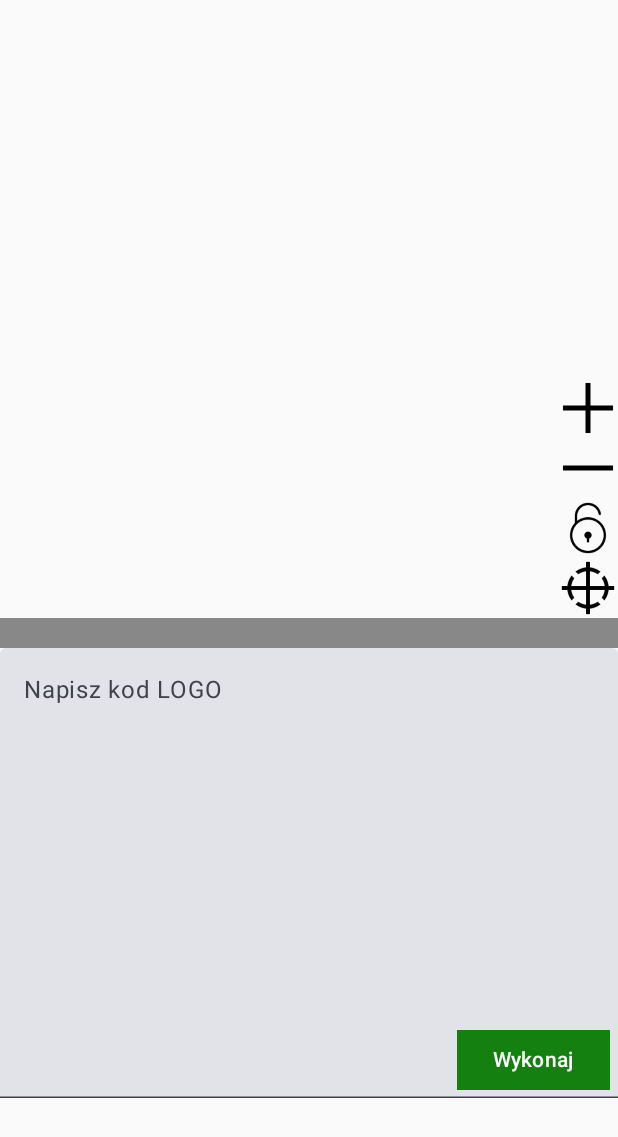
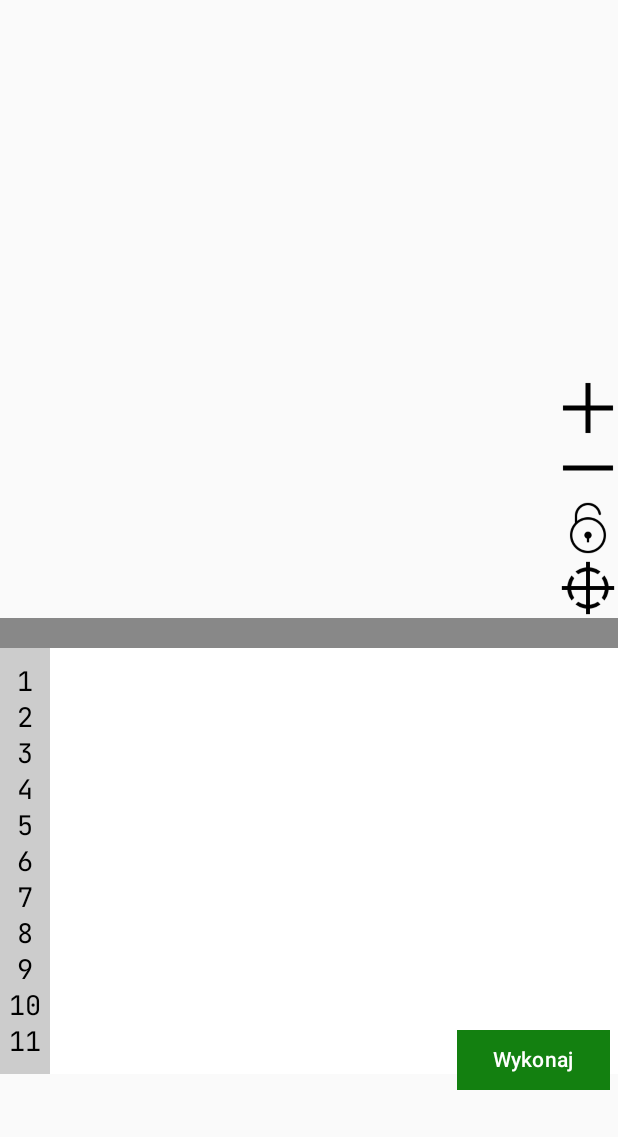
Before and after one commit to bartosz-kanadys/LOGO-IDE-for-Android, an Android app built with Jetpack Compose: the InterpreterApp screen opened through its navigation route, after a tap on "Wykonaj", on a phone screen of 412 x 824 dp. Shown: the top 1137 px of the screen. Run offline under Robolectric (Android 15) with nearby library versions, the phone set to English and light mode, and no system bars; libraries missing offline, so code that uses them is left out: org.antlr.v4; 10 statements that could not run were skipped.

Commit message:
Add simple code editor with lines

```diff
--- a/app/src/main/java/com/example/logointerpreterbeta/activities/MainAppActivity.kt
+++ b/app/src/main/java/com/example/logointerpreterbeta/activities/MainAppActivity.kt
@@ -4,6 +4,7 @@ import android.annotation.SuppressLint
 import android.graphics.Bitmap
 import android.os.Bundle
 import android.util.Log
+import androidx.compose.ui.input.key.*
 import androidx.activity.ComponentActivity
 import androidx.activity.compose.setContent
 import androidx.compose.foundation.Image
@@ -12,7 +13,9 @@ import androidx.compose.foundation.gestures.detectTransformGestures
 import androidx.compose.foundation.layout.Box
 import androidx.compose.foundation.layout.Column
 import androidx.compose.foundation.layout.PaddingValues
+import androidx.compose.foundation.layout.Row
 import androidx.compose.foundation.layout.fillMaxHeight
+import androidx.compose.foundation.layout.fillMaxSize
 import androidx.compose.foundation.layout.fillMaxWidth
 import androidx.compose.foundation.layout.height
 import androidx.compose.foundation.layout.offset
@@ -20,6 +23,9 @@ import androidx.compose.foundation.layout.padding
 import androidx.compose.foundation.layout.width
 import androidx.compose.foundation.lazy.LazyColumn
 import androidx.compose.foundation.lazy.items
+import androidx.compose.foundation.rememberScrollState
+import androidx.compose.foundation.text.BasicTextField
+import androidx.compose.foundation.verticalScroll
 import androidx.compose.material3.Button
 import androidx.compose.material3.ButtonDefaults
 import androidx.compose.material3.Text
@@ -38,9 +44,15 @@ import androidx.compose.ui.geometry.Offset
 import androidx.compose.ui.graphics.Color
 import androidx.compose.ui.graphics.RectangleShape
 import androidx.compose.ui.graphics.asImageBitmap
+import androidx.compose.ui.input.key.KeyEventType
+import androidx.compose.ui.input.key.key
+import androidx.compose.ui.input.key.onKeyEvent
+import androidx.compose.ui.input.key.type
 import androidx.compose.ui.input.pointer.pointerInput
 import androidx.compose.ui.platform.LocalContext
 import androidx.compose.ui.res.painterResource
+import androidx.compose.ui.text.PlatformTextStyle
+import androidx.compose.ui.text.TextStyle
 import androidx.compose.ui.tooling.preview.Preview
 import androidx.compose.ui.unit.IntOffset
 import androidx.compose.ui.unit.dp
@@ -52,6 +64,7 @@ import com.example.logointerpreterbeta.R
 import com.example.logointerpreterbeta.Turtle
 import com.example.logointerpreterbeta.errors.SyntaxError
 import com.example.logointerpreterbeta.ui.theme.LogoInterpreterBetaTheme
+import com.example.logointerpreterbeta.ui.theme.jetBrainsMono
 import kotlin.math.roundToInt
 
 
@@ -75,7 +88,7 @@ fun InterpreterApp() {
 //                val screenWidth = configuration.screenWidthDp.dp
 //                val pxValue = with(LocalDensity.current) { screenWidth.toPx() }
 
-    var codeState by rememberSaveable { mutableStateOf("") }
+    var codeState by rememberSaveable { mutableStateOf("\n\n\n\n\n\n\n\n\n\n") }
     var img by rememberSaveable {
         mutableStateOf(Bitmap.createBitmap(2000, 2000, Bitmap.Config.ARGB_8888))
     }
@@ -91,9 +104,10 @@ fun InterpreterApp() {
         item { ErrorsList(errors = errors) }
         item {
             Box {
-                CodeEditor(codeState = codeState, onCodeChange = { newCode ->
-                    codeState = newCode
-                }, modifier = Modifier)
+                CodeEditor(codeState = codeState,
+                    onCodeChange = { newCode -> codeState = newCode },
+                    modifier = Modifier
+                )
                 Button(
                     shape = RectangleShape,
                     colors = ButtonDefaults.buttonColors(
@@ -111,12 +125,14 @@ fun InterpreterApp() {
                         )
                         Turtle.direction = 0f
                         try {
-                            logo.start(codeState)
+                            val codeWithoutEmptyLines = removeEmptyLines(codeState)
+                            logo.start(codeWithoutEmptyLines)
                             img = logo.bitmap
                         } catch (e: Exception) {
                             Log.e("ERROR", "Błąd wykonywania interpretera")
                         } finally {
                             errors = SyntaxError.errors.toString()
+
                         }
                     },
                     modifier = Modifier
@@ -136,6 +152,12 @@ val OffsetSaver = Saver<Offset, List<Float>>(
     save = { listOf(it.x, it.y) },
     restore = { Offset(it[0], it[1]) }
 )
+
+fun removeEmptyLines(text: String): String {
+    return text.lines()
+        .filter { it.isNotBlank() }
+        .joinToString("\n")
+}
 
 @Composable
 fun ImagePanel(
@@ -213,17 +235,63 @@ fun ErrorsList(errors: String) {
 
 @Composable
 fun CodeEditor(codeState: String, onCodeChange: (String) -> Unit, modifier: Modifier) {
-    Box {
-        TextField(
-            value = codeState,
-            onValueChange = { newValue -> onCodeChange(newValue) },
-            placeholder = { Text(text = "Napisz kod LOGO") },
-            modifier = modifier
-                .fillMaxWidth()
-                .height(300.dp)
-        )
+    // Liczymy liczbę linii na podstawie kodu
+    val linesCount = codeState.lines().size
+    val scrollState = rememberScrollState()
+
+    Row(modifier = modifier
+        .height(300.dp)
+        .fillMaxWidth()) {
+        // Kolumna na numery linii
+        Column(
+            horizontalAlignment = Alignment.CenterHorizontally,
+
+            modifier = Modifier
+                 .verticalScroll(scrollState)
+                .width(33.dp)
+                .background(Color.LightGray)
+                .fillMaxHeight()
+                .padding(vertical = 10.dp)
+        ) {
+            for (i in 1..linesCount) {
+                Text(
+                    text = i.toString(),
+                    color = Color.Black,
+                    fontSize = 18.sp,  // Dopasowujemy rozmiar czcionki
+                    style = TextStyle(
+                        platformStyle = PlatformTextStyle(
+                            includeFontPadding = false
+                        ),
+                        fontFamily = jetBrainsMono
+                    ),
+                    modifier = Modifier
+
+                )
+            }
+        }
+
+        // Pole tekstowe
+        Box(modifier = Modifier.fillMaxSize()) {
+            BasicTextField(
+                value = codeState,
+                onValueChange = {newValue -> onCodeChange(newValue)},
+                minLines = 10,
+                textStyle = TextStyle(
+                    fontSize = 18.sp,
+                    fontFamily = jetBrainsMono
+                ),
+                modifier = Modifier
+                    .verticalScroll(scrollState)
+                    .fillMaxSize()
+                    .background(Color.White)
+                    .padding(horizontal = 10.dp, vertical = 10.dp)
+
+                )
+        }
     }
 }
+
+
 
 @Composable
 fun ImageButton(icon: Int, onClick: () -> Unit) {
```
